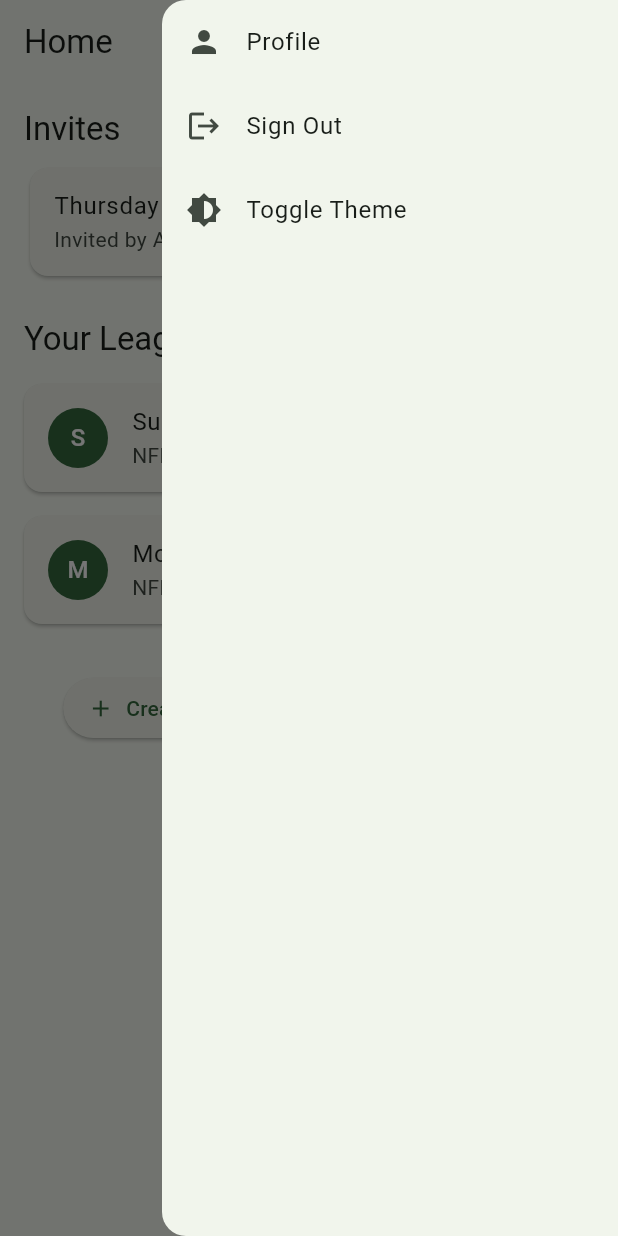
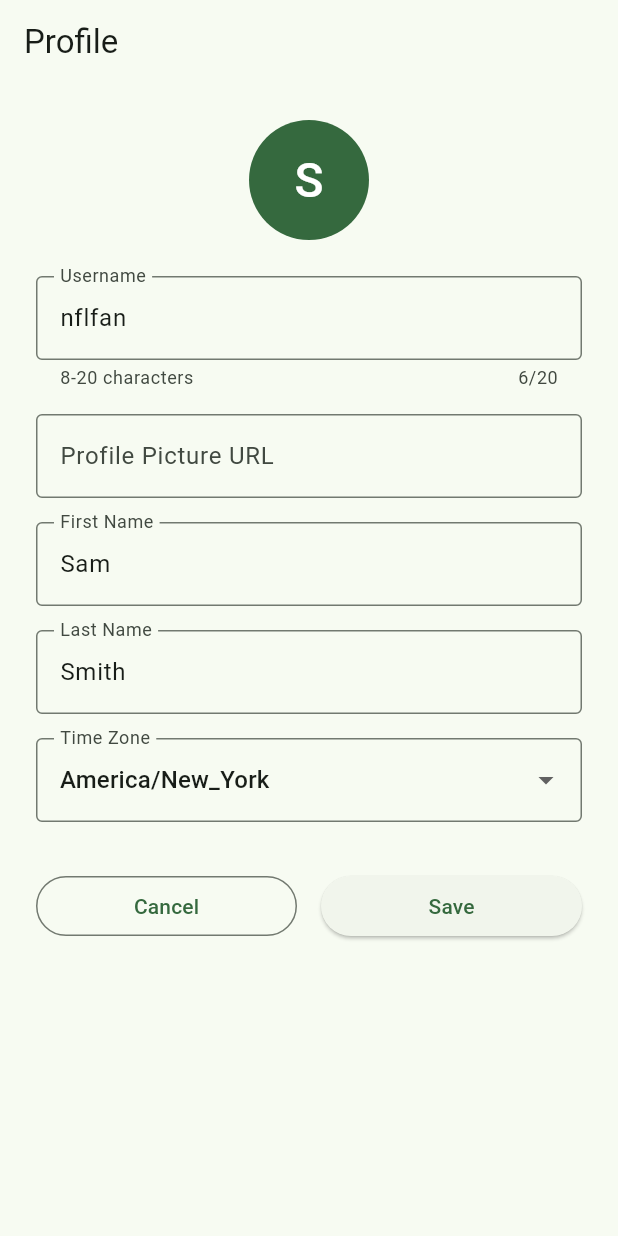
Before and after one commit to paul-macfarlane/picksleagues_flutter, a Flutter app: the HomePage screen opened by its route, in the side drawer, after a tap on "Profile", on a phone screen of 412 x 824 dp. Run offline on Flutter 3.47's test engine with Material 3 defaults, Android fonts, the phone set to English and light mode, and no system bars; our stand-ins replace go_router.

Commit message:
add profile page

```diff
--- a/lib/app_router.dart
+++ b/lib/app_router.dart
@@ -1,6 +1,7 @@
 import 'package:go_router/go_router.dart';
 import 'pages/login_page.dart';
 import 'pages/home_page.dart';
+import 'pages/profile_page.dart';
 
 class AppRouter {
   static final GoRouter router = GoRouter(
@@ -8,6 +9,10 @@ class AppRouter {
     routes: [
       GoRoute(path: '/login', builder: (context, state) => const LoginPage()),
       GoRoute(path: '/home', builder: (context, state) => const HomePage()),
+      GoRoute(
+        path: '/profile',
+        builder: (context, state) => const ProfilePage(),
+      ),
     ],
     redirect: (context, state) {
       // For now, always allow navigation. Add auth logic later.
--- a/lib/pages/home_page.dart
+++ b/lib/pages/home_page.dart
@@ -3,6 +3,7 @@ import 'package:provider/provider.dart';
 import '../data/mock_data.dart';
 import '../widgets/league_card.dart';
 import '../app_theme.dart';
+import 'package:go_router/go_router.dart';
 
 class HomePage extends StatelessWidget {
   const HomePage({super.key});
@@ -38,7 +39,10 @@ class HomePage extends StatelessWidget {
               ListTile(
                 leading: const Icon(Icons.person),
                 title: const Text('Profile'),
-                onTap: () {},
+                onTap: () {
+                  Navigator.of(context).pop();
+                  context.go('/profile');
+                },
               ),
               ListTile(
                 leading: const Icon(Icons.logout),
--- /dev/null
+++ b/lib/pages/profile_page.dart
@@ -0,0 +1,165 @@
+import 'package:flutter/material.dart';
+import 'package:go_router/go_router.dart';
+import '../data/mock_data.dart';
+
+class ProfilePage extends StatefulWidget {
+  const ProfilePage({super.key});
+
+  @override
+  State<ProfilePage> createState() => _ProfilePageState();
+}
+
+class _ProfilePageState extends State<ProfilePage> {
+  late TextEditingController _usernameController;
+  late TextEditingController _firstNameController;
+  late TextEditingController _lastNameController;
+  late TextEditingController _avatarUrlController;
+  String _timezone = 'America/New_York';
+
+  @override
+  void initState() {
+    super.initState();
+    _usernameController = TextEditingController(text: mockUser.username);
+    _firstNameController = TextEditingController(text: mockUser.firstName);
+    _lastNameController = TextEditingController(text: mockUser.lastName);
+    _avatarUrlController = TextEditingController(
+      text: mockUser.avatarUrl ?? '',
+    );
+    _timezone = 'America/New_York';
+  }
+
+  @override
+  void dispose() {
+    _usernameController.dispose();
+    _firstNameController.dispose();
+    _lastNameController.dispose();
+    _avatarUrlController.dispose();
+    super.dispose();
+  }
+
+  void _saveProfile() {
+    // Mock save
+    ScaffoldMessenger.of(
+      context,
+    ).showSnackBar(const SnackBar(content: Text('Profile saved (mock)!')));
+    context.go('/home');
+  }
+
+  @override
+  Widget build(BuildContext context) {
+    final avatarUrl = _avatarUrlController.text.trim();
+    return Scaffold(
+      appBar: AppBar(title: const Text('Profile')),
+      body: SingleChildScrollView(
+        padding: const EdgeInsets.all(24),
+        child: Column(
+          crossAxisAlignment: CrossAxisAlignment.stretch,
+          children: [
+            Center(
+              child: CircleAvatar(
+                radius: 40,
+                backgroundColor: Theme.of(context).colorScheme.primary,
+                backgroundImage: avatarUrl.isNotEmpty
+                    ? NetworkImage(avatarUrl)
+                    : null,
+                child: avatarUrl.isEmpty
+                    ? Text(
+                        _firstNameController.text.isNotEmpty
+                            ? _firstNameController.text[0]
+                            : '',
+                        style: const TextStyle(
+                          color: Colors.white,
+                          fontSize: 32,
+                        ),
+                      )
+                    : null,
+              ),
+            ),
+            const SizedBox(height: 24),
+            TextField(
+              controller: _usernameController,
+              decoration: const InputDecoration(
+                labelText: 'Username',
+                border: OutlineInputBorder(),
+                helperText: '8-20 characters',
+              ),
+              maxLength: 20,
+            ),
+            const SizedBox(height: 16),
+            TextField(
+              controller: _avatarUrlController,
+              decoration: const InputDecoration(
+                labelText: 'Profile Picture URL',
+                border: OutlineInputBorder(),
+              ),
+              onChanged: (_) => setState(() {}),
+            ),
+            const SizedBox(height: 16),
+            TextField(
+              controller: _firstNameController,
+              decoration: const InputDecoration(
+                labelText: 'First Name',
+                border: OutlineInputBorder(),
+              ),
+            ),
+            const SizedBox(height: 16),
+            TextField(
+              controller: _lastNameController,
+              decoration: const InputDecoration(
+                labelText: 'Last Name',
+                border: OutlineInputBorder(),
+              ),
+            ),
+            const SizedBox(height: 16),
+            DropdownButtonFormField<String>(
+              value: _timezone,
+              decoration: const InputDecoration(
+                labelText: 'Time Zone',
+                border: OutlineInputBorder(),
+              ),
+              items: const [
+                DropdownMenuItem(
+                  value: 'America/New_York',
+                  child: Text('America/New_York'),
+                ),
+                DropdownMenuItem(
+                  value: 'America/Chicago',
+                  child: Text('America/Chicago'),
+                ),
+                DropdownMenuItem(
+                  value: 'America/Denver',
+                  child: Text('America/Denver'),
+                ),
+                DropdownMenuItem(
+                  value: 'America/Los_Angeles',
+                  child: Text('America/Los_Angeles'),
+                ),
+              ],
+              onChanged: (val) {
+                if (val != null) setState(() => _timezone = val);
+              },
+            ),
+            const SizedBox(height: 32),
+            Row(
+              children: [
+                Expanded(
+                  child: OutlinedButton(
+                    onPressed: () => context.go('/home'),
+                    child: const Text('Cancel'),
+                  ),
+                ),
+                const SizedBox(width: 16),
+                Expanded(
+                  child: ElevatedButton(
+                    onPressed: _saveProfile,
+                    child: const Text('Save'),
+                  ),
+                ),
+              ],
+            ),
+          ],
+        ),
+      ),
+    );
+  }
+}
```
